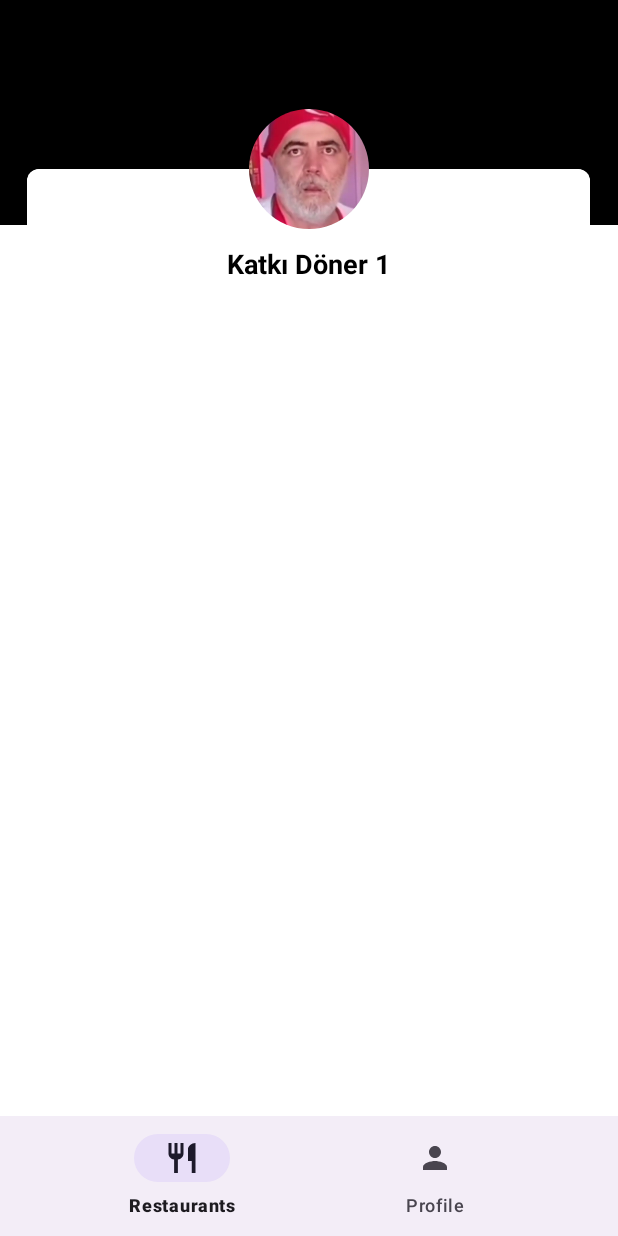
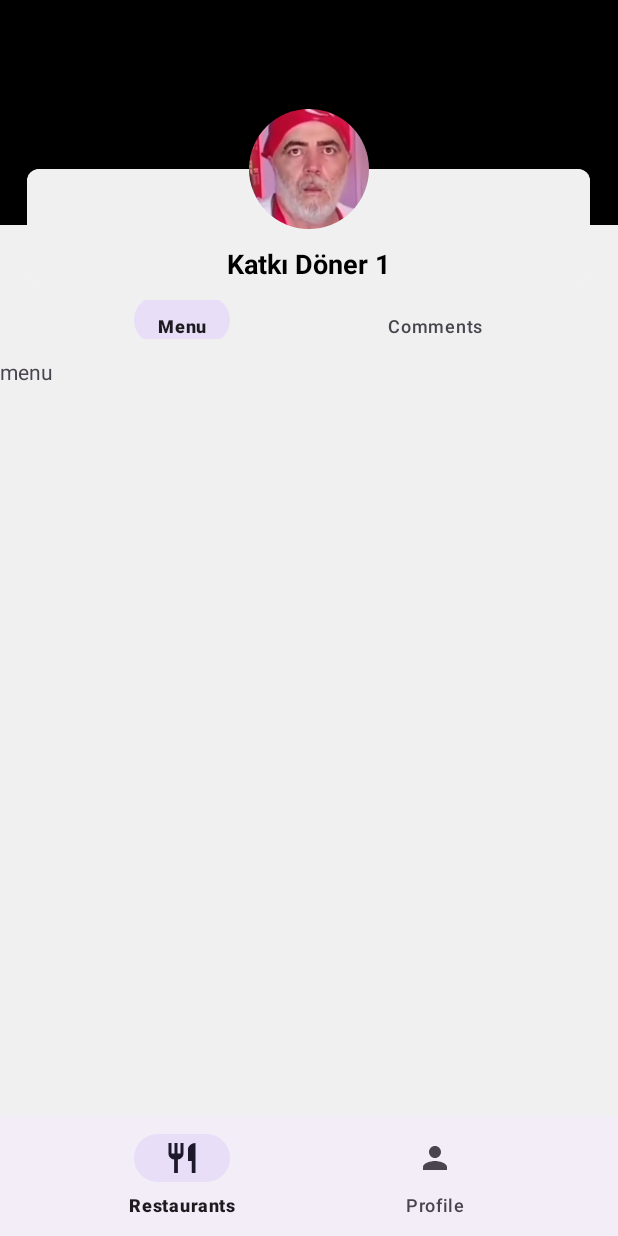
Before and after one commit to ahmetenesbahar/android-food-delivery-app, an Android app: the screen it shows after launch once a user with an empty profile is signed in (MenuActivity), after a tap on "FoodDeliveryApp", on a phone screen of 412 x 824 dp. Run offline under Robolectric (Android 15) with nearby library versions, the light colour scheme and no system bars; our stand-ins replace Firebase (no records; nobody signed in at launch, a user with empty details on screens opened directly); plain views replace RoundedImageView.

Commit message:
feat: restaurants functional nav

```diff
--- a/app/src/main/java/com/ahmetenesbahar/fooddeliveryapp/RestaurantFragment.java
+++ b/app/src/main/java/com/ahmetenesbahar/fooddeliveryapp/RestaurantFragment.java
@@ -3,21 +3,22 @@ package com.ahmetenesbahar.fooddeliveryapp;
 import android.os.Bundle;
 
 import androidx.fragment.app.Fragment;
+import androidx.fragment.app.FragmentManager;
+import androidx.fragment.app.FragmentTransaction;
 
+import android.util.Log;
 import android.view.LayoutInflater;
 import android.view.View;
 import android.view.ViewGroup;
 
+import com.ahmetenesbahar.fooddeliveryapp.databinding.FragmentRestaurantBinding;
+import com.ahmetenesbahar.fooddeliveryapp.databinding.FragmentRestaurantsBinding;
+
 
 public class RestaurantFragment extends Fragment {
 
+    FragmentRestaurantBinding binding;
 
-    private static final String ARG_PARAM1 = "param1";
-    private static final String ARG_PARAM2 = "param2";
-
-
-    private String mParam1;
-    private String mParam2;
 
     public RestaurantFragment() {
         // Required empty public constructor
@@ -27,8 +28,7 @@ public class RestaurantFragment extends Fragment {
     public static RestaurantFragment newInstance(String param1, String param2) {
         RestaurantFragment fragment = new RestaurantFragment();
         Bundle args = new Bundle();
-        args.putString(ARG_PARAM1, param1);
-        args.putString(ARG_PARAM2, param2);
+
         fragment.setArguments(args);
         return fragment;
     }
@@ -37,8 +37,7 @@ public class RestaurantFragment extends Fragment {
     public void onCreate(Bundle savedInstanceState) {
         super.onCreate(savedInstanceState);
         if (getArguments() != null) {
-            mParam1 = getArguments().getString(ARG_PARAM1);
-            mParam2 = getArguments().getString(ARG_PARAM2);
+
         }
     }
 
@@ -46,6 +45,27 @@ public class RestaurantFragment extends Fragment {
     public View onCreateView(LayoutInflater inflater, ViewGroup container,
                              Bundle savedInstanceState) {
 
-        return inflater.inflate(R.layout.fragment_restaurant, container, false);
+        binding = FragmentRestaurantBinding.inflate(inflater, container, false);
+        View view = binding.getRoot();
+        replaceFragment(new RestaurantMenuFragment());
+
+        binding.restaurantNav.setOnItemSelectedListener(item -> {
+            int itemId = item.getItemId();
+            if (itemId == R.id.restaurant_menu) {
+                replaceFragment(new RestaurantMenuFragment());
+            } else if (itemId == R.id.restaurant_comments) {
+                replaceFragment(new RestaurantCommentFragment());
+            }
+            return true;
+        });
+
+        return view;
+    }
+
+    private void replaceFragment(Fragment fragment) {
+        FragmentManager fragmentManager = getChildFragmentManager();
+        FragmentTransaction fragmentTransaction = fragmentManager.beginTransaction();
+        fragmentTransaction.replace(R.id.restaurant_layout, fragment);
+        fragmentTransaction.commit();
     }
 }
--- /dev/null
+++ b/app/src/main/java/com/ahmetenesbahar/fooddeliveryapp/RestaurantMenuFragment.java
@@ -0,0 +1,64 @@
+package com.ahmetenesbahar.fooddeliveryapp;
+
+import android.os.Bundle;
+
+import androidx.fragment.app.Fragment;
+
+import android.view.LayoutInflater;
+import android.view.View;
+import android.view.ViewGroup;
+
+/**
+ * A simple {@link Fragment} subclass.
+ * Use the {@link RestaurantMenuFragment#newInstance} factory method to
+ * create an instance of this fragment.
+ */
+public class RestaurantMenuFragment extends Fragment {
+
+    // TODO: Rename parameter arguments, choose names that match
+    // the fragment initialization parameters, e.g. ARG_ITEM_NUMBER
+    private static final String ARG_PARAM1 = "param1";
+    private static final String ARG_PARAM2 = "param2";
+
+    // TODO: Rename and change types of parameters
+    private String mParam1;
+    private String mParam2;
+
+    public RestaurantMenuFragment() {
+        // Required empty public constructor
+    }
+
+    /**
+     * Use this factory method to create a new instance of
+     * this fragment using the provided parameters.
+     *
+     * @param param1 Parameter 1.
+     * @param param2 Parameter 2.
+     * @return A new instance of fragment RestaurantMenuFragment.
+     */
+    // TODO: Rename and change types and number of parameters
+    public static RestaurantMenuFragment newInstance(String param1, String param2) {
+        RestaurantMenuFragment fragment = new RestaurantMenuFragment();
+        Bundle args = new Bundle();
+        args.putString(ARG_PARAM1, param1);
+        args.putString(ARG_PARAM2, param2);
+        fragment.setArguments(args);
+        return fragment;
+    }
+
+    @Override
+    public void onCreate(Bundle savedInstanceState) {
+        super.onCreate(savedInstanceState);
+        if (getArguments() != null) {
+            mParam1 = getArguments().getString(ARG_PARAM1);
+            mParam2 = getArguments().getString(ARG_PARAM2);
+        }
+    }
+
+    @Override
+    public View onCreateView(LayoutInflater inflater, ViewGroup container,
+                             Bundle savedInstanceState) {
+        // Inflate the layout for this fragment
+        return inflater.inflate(R.layout.fragment_restaurant_menu, container, false);
+    }
+}
--- a/app/src/main/res/layout/fragment_restaurant.xml
+++ b/app/src/main/res/layout/fragment_restaurant.xml
@@ -1,29 +1,39 @@
 <?xml version="1.0" encoding="utf-8"?>
-<androidx.core.widget.NestedScrollView xmlns:android="http://schemas.android.com/apk/res/android"
+<FrameLayout xmlns:android="http://schemas.android.com/apk/res/android"
     xmlns:tools="http://schemas.android.com/tools"
     android:layout_width="match_parent"
     android:layout_height="match_parent"
     xmlns:app="http://schemas.android.com/apk/res-auto"
-    android:background="#fff"
+    android:background="#F0F0F0"
     tools:context=".RestaurantFragment">
 
     <androidx.constraintlayout.widget.ConstraintLayout
         android:layout_width="match_parent"
-       android:layout_height="wrap_content">
+        android:layout_height="match_parent">
+
+        <FrameLayout
+            android:id="@+id/restaurant_layout"
+            android:layout_width="match_parent"
+            android:layout_height="430dp"
+            app:layout_constraintEnd_toEndOf="parent"
+            app:layout_constraintStart_toStartOf="parent"
+            app:layout_constraintTop_toBottomOf="@+id/restaurantNav">
+
+        </FrameLayout>
+
         <View
             android:id="@+id/viewHeader"
             android:layout_width="match_parent"
             android:layout_height="150dp"
             android:background="#000"
-           app:layout_constraintTop_toTopOf="parent"
-       />
+            app:layout_constraintTop_toTopOf="parent" />
 
         <FrameLayout
             android:id="@+id/layoutProfile"
             android:layout_width="match_parent"
             android:layout_height="wrap_content"
-           app:layout_constraintTop_toBottomOf="@id/viewHeader"
-           app:layout_constraintBottom_toBottomOf="@id/viewHeader">
+            app:layout_constraintBottom_toBottomOf="@id/viewHeader"
+            app:layout_constraintTop_toBottomOf="@id/viewHeader">
 
 
             <androidx.cardview.widget.CardView
@@ -46,7 +56,7 @@
                 <androidx.cardview.widget.CardView
                     android:layout_width="match_parent"
                     android:layout_height="match_parent"
-               android:background="#fff"
+                    android:background="#F0F0F0"
                     app:cardCornerRadius="8dp"
                     app:cardElevation="0dp">
 
@@ -55,7 +65,7 @@
                         android:layout_width="375dp"
                         android:layout_height="75dp"
                         android:layout_gravity="center"
-                   android:background="#fff">
+                        android:background="#F0F0F0">
 
 
                         <TextView
@@ -89,10 +99,20 @@
             app:layout_constraintStart_toStartOf="parent"
             app:layout_constraintTop_toTopOf="@+id/layoutProfile"
             app:riv_border_width="1dp"
-         app:riv_oval="true"/>
+            app:riv_oval="true" />
+
+        <com.google.android.material.bottomnavigation.BottomNavigationView
+            android:id="@+id/restaurantNav"
+            android:layout_width="match_parent"
+            android:layout_height="50dp"
+            android:background="#F0F0F0"
+            app:itemBackground="@color/colorGray"
+            app:layout_constraintEnd_toEndOf="parent"
+            app:layout_constraintStart_toStartOf="parent"
+            app:layout_constraintTop_toBottomOf="@+id/layoutProfile"
+            app:menu="@menu/restaurant_nav_menu" />
 
     </androidx.constraintlayout.widget.ConstraintLayout>
 
 
-
-</androidx.core.widget.NestedScrollView>
+</FrameLayout>
--- /dev/null
+++ b/app/src/main/res/layout/fragment_restaurant_menu.xml
@@ -0,0 +1,14 @@
+<?xml version="1.0" encoding="utf-8"?>
+<FrameLayout xmlns:android="http://schemas.android.com/apk/res/android"
+    xmlns:tools="http://schemas.android.com/tools"
+    android:layout_width="match_parent"
+    android:layout_height="match_parent"
+    tools:context=".RestaurantMenuFragment">
+
+    <!-- TODO: Update blank fragment layout -->
+    <TextView
+        android:layout_width="match_parent"
+        android:layout_height="match_parent"
+        android:text="menu" />
+
+</FrameLayout>
--- /dev/null
+++ b/app/src/main/res/menu/restaurant_nav_menu.xml
@@ -0,0 +1,19 @@
+<?xml version="1.0" encoding="utf-8"?>
+<menu xmlns:android="http://schemas.android.com/apk/res/android"
+    xmlns:app="http://schemas.android.com/apk/res-auto">
+
+    <item
+        android:layout_width="wrap_content"
+        android:layout_height="wrap_content"
+        android:title="Menu"
+
+        android:id="@+id/restaurant_menu"/>
+    <item
+        android:layout_width="wrap_content"
+        android:layout_height="wrap_content"
+        android:title="Comments"
+
+        android:id="@+id/restaurant_comments"
+
+        />
+</menu>
--- a/app/src/main/res/values/colors.xml
+++ b/app/src/main/res/values/colors.xml
@@ -4,5 +4,5 @@
     <color name="colorPrimaryDark">#000000</color>
     <color name="colorAccent">#D81B60</color>
     <color name="colorTextHint">#ECECEC</color>
-    <color name="colorGray">#757575</color>
+    <color name="colorGray">#F0F0F0</color>
 </resources>
```
Also changed, not shown: app/src/main/java/com/ahmetenesbahar/fooddeliveryapp/RestaurantCommentFragment.java (added, +51 -0 lines), app/src/main/res/drawable/nav_border.xml (added, +7 -0 lines), app/src/main/res/drawable/selected_nav.xml (added, +20 -0 lines), app/src/main/res/layout/fragment_restaurant_comment.xml (added, +14 -0 lines), app/src/main/res/values/styles.xml (+3 -6 lines). Lines whose indentation alone changed are shown as unchanged.
